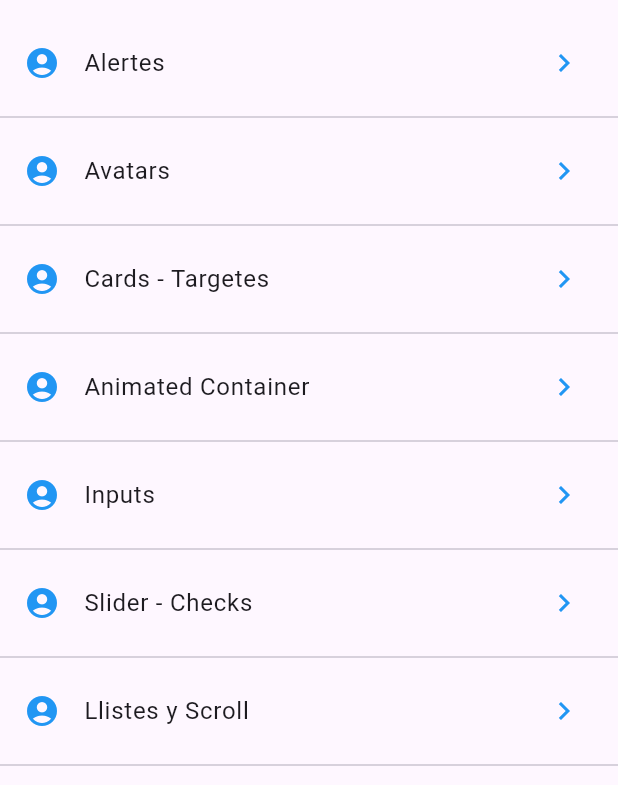
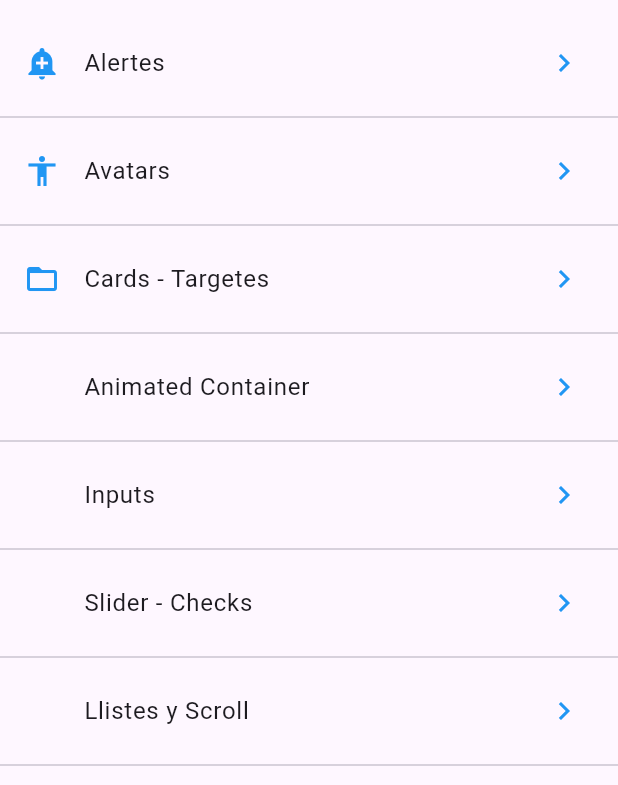
Before and after one commit to raulromerocerrato/Exercici2-PMM, a Flutter app: the screen it shows after launch, on a phone screen of 412 x 824 dp, the part 63-848 px from its top. Run offline on Flutter 3.47's test engine with Material 3 defaults, Android fonts, the phone set to English and light mode, and no system bars.

Commit message:
Icones dinàmiques des del JSON

```diff
--- a/lib/screens/home_page.dart
+++ b/lib/screens/home_page.dart
@@ -1,5 +1,6 @@
 import 'package:flutter/material.dart';
 import '../providers/menu_providers.dart';
+import '../utils/icono_string_utils.dart';
 
 class HomePage extends StatelessWidget {
   @override
@@ -32,7 +33,7 @@ class HomePage extends StatelessWidget {
     data?.forEach((element) {
       final widgetTemp = ListTile(
         title: Text(element['texte']),
-        leading: Icon(Icons.account_circle, color: Colors.blue),
+        leading: getIcon(element['icona']),
         trailing: Icon(Icons.keyboard_arrow_right, color: Colors.blue),
         onTap: () {},
       );
--- /dev/null
+++ b/lib/utils/icono_string_utils.dart
@@ -0,0 +1,11 @@
+import 'package:flutter/material.dart';
+
+final _icons = <String, IconData>{
+  'add_alert': Icons.add_alert,
+  'accessibility': Icons.accessibility,
+  'folder_open': Icons.folder_open,
+};
+
+Icon getIcon(String nomIcona) {
+  return Icon(_icons[nomIcona], color: Colors.blue);
+}
```
